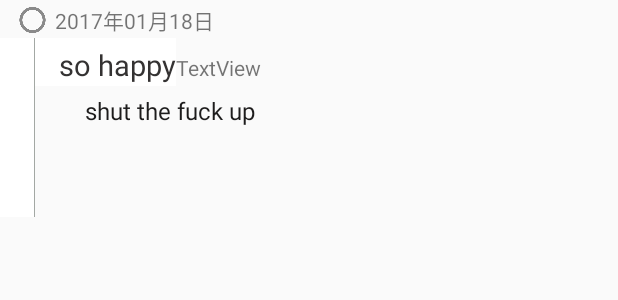
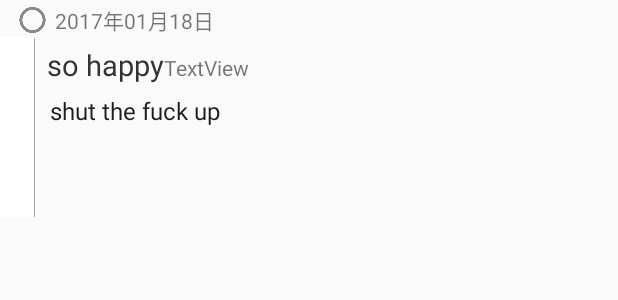
Before and after one commit to KuChiaChun/Moodiary, an Android app: the layout item_exchange_diary.xml on its own in the app's theme, with its tools: preview values and no code run, on a phone screen of 412 x 824 dp. Shown: the top 300 px of the screen. Run offline under Robolectric (Android 15) with nearby library versions, the phone set to English and light mode, and no system bars.

```diff
--- a/MyApplication/app/src/main/java/com/example/david/myapplication/DiaryAdapter.java
+++ b/MyApplication/app/src/main/java/com/example/david/myapplication/DiaryAdapter.java
@@ -42,9 +42,9 @@ public class DiaryAdapter extends RecyclerView.Adapter<DiaryAdapter.DiaryViewHol
             holder.mIvCircle.setImageResource(R.drawable.circle_orange);
         }
         holder.mTvDate.setText(mDiaryBeanList.get(position).getDate());
-        holder.mTvTitle.setText(mDiaryBeanList.get(position).getTitle());
-        holder.mTvContent.setText("       " + mDiaryBeanList.get(position).getContent());
-        holder.mTvMood.setText("       " + mDiaryBeanList.get(position).getMood());
+        holder.mTvTitle.setText("Title : "+mDiaryBeanList.get(position).getTitle());
+        holder.mTvContent.setText(mDiaryBeanList.get(position).getContent());
+        holder.mTvMood.setText("\t心情 : " + mDiaryBeanList.get(position).getMood());
         holder.mIvEdit.setVisibility(View.INVISIBLE);
         if(mEditPosition == position){
             holder.mIvEdit.setVisibility(View.VISIBLE);
--- a/MyApplication/app/src/main/java/com/example/david/myapplication/LinedEditText.java
+++ b/MyApplication/app/src/main/java/com/example/david/myapplication/LinedEditText.java
@@ -11,9 +11,6 @@ import android.support.v7.widget.AppCompatEditText;
 import android.util.AttributeSet;
 import android.widget.EditText;
 
-/**
- * Created by 李 on 2017/1/26.
- */
 @SuppressLint({ "ResourceAsColor", "DrawAllocation" })
 
 public class LinedEditText extends AppCompatEditText {
--- a/MyApplication/app/src/main/java/com/example/david/myapplication/memo_MainActivity.java
+++ b/MyApplication/app/src/main/java/com/example/david/myapplication/memo_MainActivity.java
@@ -46,6 +46,7 @@ public class memo_MainActivity extends AppCompatActivity
     protected void onCreate(Bundle savedInstanceState) {
         super.onCreate(savedInstanceState);
         LitePalApplication.initialize(this);
+//        DataSupport.deleteAll(Memo.class);
 //        setContentView(R.layout.activity_main);
         getWindow().setBackgroundDrawableResource(R.drawable.background_2);
         setContentView(R.layout.activity_memo);
--- a/MyApplication/app/src/main/res/layout/activity_add_diary.xml
+++ b/MyApplication/app/src/main/res/layout/activity_add_diary.xml
@@ -34,13 +34,13 @@
 
                 <TextView
                     android:id="@+id/add_diary_tv_date"
-                    android:layout_width="350dp"
+                    android:layout_width="295dp"
                     android:layout_height="30dp"
                     android:layout_weight="1"
                     android:gravity="center_vertical"
                     android:paddingRight="5dp"
                     android:text="今天，2017年01月19日"
-                    android:textSize="15sp" />
+                    android:textSize="13sp" />
 
                 <Spinner
                     android:id="@+id/mood_spinner"
--- a/MyApplication/app/src/main/res/layout/activity_home.xml
+++ b/MyApplication/app/src/main/res/layout/activity_home.xml
@@ -71,7 +71,7 @@
         android:shadowDx="0"
         android:shadowDy="0"
         android:shadowRadius="7"
-        android:text="聊天室"
+        android:text="交換日記"
         android:textColor="#f5f6f6"
         android:textSize="22sp" />
 
--- a/MyApplication/app/src/main/res/layout/item_exchange_diary.xml
+++ b/MyApplication/app/src/main/res/layout/item_exchange_diary.xml
@@ -74,9 +74,8 @@
                     android:id="@+id/main_d_title"
                     android:layout_width="wrap_content"
                     android:layout_height="32dp"
-                    android:background="#ffffff"
                     android:gravity="center_vertical"
-                    android:paddingLeft="16dp"
+                    android:paddingLeft="8dp"
                     android:paddingTop="3dp"
                     android:text="so happy"
                     android:textColor="@color/black"
@@ -97,7 +96,7 @@
                 android:layout_width="match_parent"
                 android:layout_height="wrap_content"
                 android:lineSpacingExtra="4dp"
-                android:paddingLeft="33dp"
+                android:paddingLeft="10dp"
                 android:paddingRight="15dp"
                 android:paddingTop="2dp"
                 android:text="shut the fuck up"
```
Also changed, not shown: MyApplication/app/src/main/res/layout/item_rv_diary.xml (+15 -12 lines).
